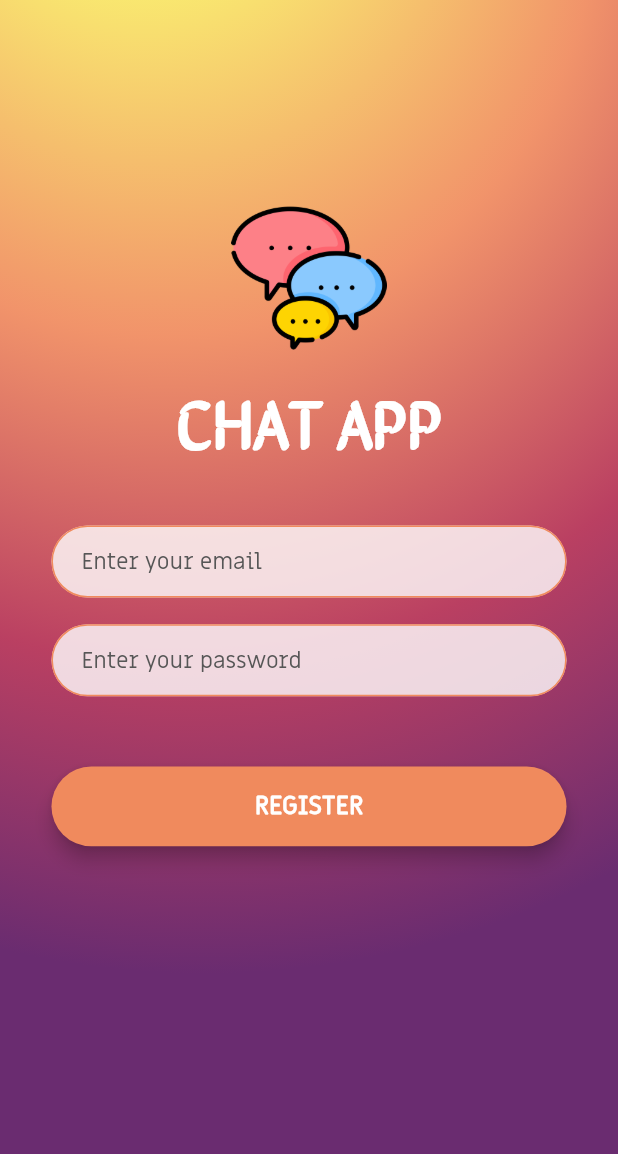
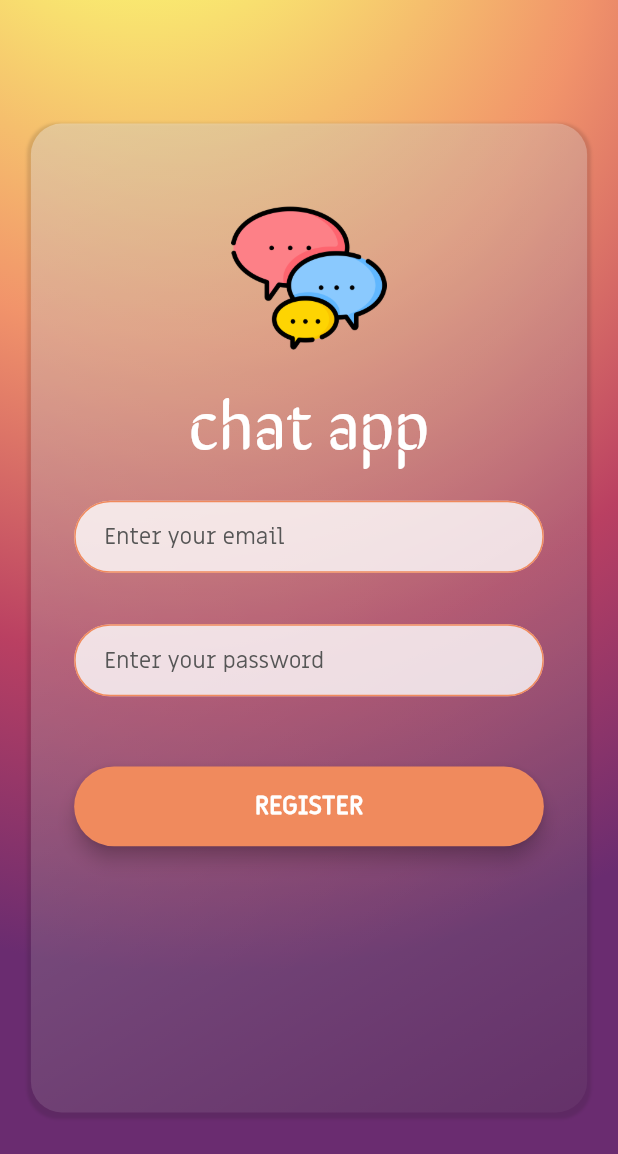
Before and after one commit to dvsu/chat-app, a Flutter app: the screen it shows after launch, after a tap on "REGISTER", on a phone screen of 412 x 824 dp. Shown: the top 1154 px of the screen. Run offline on Flutter 3.47's test engine with Material 2 defaults, Android fonts, the phone set to English and light mode, and no system bars; our stand-ins replace animated_text_kit, flutter_screenutil.

```diff
--- a/lib/screens/registration_screen.dart
+++ b/lib/screens/registration_screen.dart
@@ -29,7 +29,6 @@ class _RegistrationScreenState extends State<RegistrationScreen>
     controller.forward();
     controller.addListener(() {
       setState(() {});
-      print(controller.value);
     });
   }
 
@@ -66,13 +65,33 @@ class _RegistrationScreenState extends State<RegistrationScreen>
           ),
         ),
         child: Padding(
-          padding: EdgeInsets.symmetric(horizontal: 24.0),
+          padding: EdgeInsets.symmetric(horizontal: 0.05.sw, vertical: 0.1.sh),
+          child: Container(
+            decoration: BoxDecoration(
+              gradient: LinearGradient(
+                begin: Alignment.topLeft,
+                end: Alignment.bottomRight,
+                colors: [
+                  Color(0x55ffffff),
+                  Color(0x0affffff),
+                ],
+              ),
+              borderRadius: BorderRadius.circular(0.05.sw),
+              boxShadow: [
+                BoxShadow(
+                  color: Color(0x22121212),
+                  offset: Offset(0, 2),
+                  blurRadius: 1.0,
+                  spreadRadius: 2.0,
+                ),
+              ],
+            ),
             child: Column(
               mainAxisAlignment: MainAxisAlignment.center,
               crossAxisAlignment: CrossAxisAlignment.stretch,
               children: <Widget>[
                 Expanded(
-                flex: 0.15.sh.toInt(),
+                  flex: 0.05.sh.toInt(),
                   child: Container(),
                 ),
                 Expanded(
@@ -94,7 +113,7 @@ class _RegistrationScreenState extends State<RegistrationScreen>
                   child: Container(
                     alignment: Alignment.topCenter,
                     child: Text(
-                    'CHAT APP',
+                      'chat app',
                       textAlign: TextAlign.center,
                       style: registrationScreenTitleTextStyle,
                     ),
@@ -103,29 +122,27 @@ class _RegistrationScreenState extends State<RegistrationScreen>
                 Expanded(
                   flex: 0.1.sh.toInt(),
                   child: Padding(
-                  padding: EdgeInsets.fromLTRB(
-                    0.025.sw,
-                    0.03.sh,
-                    .025.sw,
-                    0.01.sh,
+                    padding: EdgeInsets.symmetric(
+                      horizontal: 0.07.sw,
+                      vertical: 0.01.sh,
                     ),
                     child: TextField(
                       style: textFieldTextStyle,
                       onChanged: (value) {
                         //Do something with the user input.
                       },
-                    decoration: emailInputDecoration,
+                      decoration: registrationInputDecoration.copyWith(
+                        hintText: 'Enter your email',
+                      ),
                     ),
                   ),
                 ),
                 Expanded(
                   flex: 0.1.sh.toInt(),
                   child: Padding(
-                  padding: EdgeInsets.fromLTRB(
-                    0.025.sw,
-                    0.01.sh,
-                    .025.sw,
-                    0.03.sh,
+                    padding: EdgeInsets.symmetric(
+                      horizontal: 0.07.sw,
+                      vertical: 0.01.sh,
                     ),
                     child: TextField(
                       obscureText: true,
@@ -133,7 +150,9 @@ class _RegistrationScreenState extends State<RegistrationScreen>
                       onChanged: (value) {
                         //Do something with the user input.
                       },
-                    decoration: passwordInputDecoration,
+                      decoration: registrationInputDecoration.copyWith(
+                        hintText: 'Enter your password',
+                      ),
                     ),
                   ),
                 ),
@@ -142,7 +161,7 @@ class _RegistrationScreenState extends State<RegistrationScreen>
                   child: Padding(
                     padding: EdgeInsets.symmetric(
                       vertical: 0.025.sh,
-                    horizontal: 0.025.sw,
+                      horizontal: 0.07.sw,
                     ),
                     child: CustomElevatedButton(
                       buttonText: 'REGISTER',
@@ -154,13 +173,14 @@ class _RegistrationScreenState extends State<RegistrationScreen>
                   ),
                 ),
                 Expanded(
-                flex: 0.29.sh.toInt(),
+                  flex: 0.19.sh.toInt(),
                   child: Container(),
                 ),
               ],
             ),
           ),
         ),
+      ),
     );
   }
 }
--- a/lib/screens/welcome_screen.dart
+++ b/lib/screens/welcome_screen.dart
@@ -83,12 +83,12 @@ class _WelcomeScreenState extends State<WelcomeScreen>
                 child: Row(
                   children: <Widget>[
                     Expanded(
-                      flex: 0.3.sw.toInt(),
+                      flex: 0.4.sw.toInt(),
                       child: Hero(
                         tag: 'app_icon',
                         child: Padding(
                           padding: EdgeInsets.fromLTRB(
-                              0.05.sw, 0.06.sh, 0.03.sw, 0.04.sh),
+                              0.0.sw, 0.08.sh, 0.00.sw, 0.06.sh),
                           child: Container(
                             alignment: Alignment.center,
                             child: Image.asset(
@@ -101,14 +101,14 @@ class _WelcomeScreenState extends State<WelcomeScreen>
                       ),
                     ),
                     Expanded(
-                      flex: 0.7.sw.toInt(),
+                      flex: 0.6.sw.toInt(),
                       child: Container(
                         alignment: Alignment.centerLeft,
                         child: AnimatedTextKit(
                           animatedTexts: [
                             ColorizeAnimatedText(
-                              'CHAT APP',
-                              textAlign: TextAlign.center,
+                              'chat app',
+                              textAlign: TextAlign.left,
                               textStyle: welcomeScreenTitleTextStyle,
                               colors: titleGradientColor,
                               speed: Duration(milliseconds: 800),
@@ -120,12 +120,6 @@ class _WelcomeScreenState extends State<WelcomeScreen>
                           },
                           totalRepeatCount: 1,
                         ),
-
-                        // Text(
-                        //   'CHAT APP',
-                        //   textAlign: TextAlign.center,
-                        //   style: welcomeScreenTitleTextStyle,
-                        // ),
                       ),
                     ),
                   ],
--- a/lib/utilities/decoration.dart
+++ b/lib/utilities/decoration.dart
@@ -13,27 +13,7 @@ const BoxDecoration messageContainerDecoration = BoxDecoration(
   ),
 );
 
-const InputDecoration emailInputDecoration = InputDecoration(
-  hintText: 'Enter your email',
-  hintStyle: hintTextStyle,
-  filled: true,
-  fillColor: Color(0xccffffff),
-  contentPadding: EdgeInsets.symmetric(vertical: 10.0, horizontal: 20.0),
-  border: OutlineInputBorder(
-    borderRadius: BorderRadius.all(Radius.circular(32.0)),
-  ),
-  enabledBorder: OutlineInputBorder(
-    borderSide: BorderSide(color: Color(0xffF08A5D), width: 1.0),
-    borderRadius: BorderRadius.all(Radius.circular(32.0)),
-  ),
-  focusedBorder: OutlineInputBorder(
-    borderSide: BorderSide(color: Color(0xff6A2C70), width: 2.0),
-    borderRadius: BorderRadius.all(Radius.circular(32.0)),
-  ),
-);
-
-const InputDecoration passwordInputDecoration = InputDecoration(
-  hintText: 'Enter your password',
+const InputDecoration registrationInputDecoration = InputDecoration(
   hintStyle: hintTextStyle,
   filled: true,
   fillColor: Color(0xccffffff),
--- a/lib/utilities/textstyling.dart
+++ b/lib/utilities/textstyling.dart
@@ -49,7 +49,7 @@ const TextStyle welcomeScreenTitleTextStyle = TextStyle(
 const TextStyle registrationScreenTitleTextStyle = TextStyle(
   fontFamily: 'SirinStencil',
   fontSize: 45.0,
-  fontWeight: FontWeight.bold,
+  //fontWeight: FontWeight.bold,
   color: Color(0xffffffff),
 );
 
--- a/pubspec.yaml
+++ b/pubspec.yaml
@@ -15,6 +15,9 @@ dependencies:
   cupertino_icons: ^1.0.2
   flutter_screenutil: ^5.0.0+2
   animated_text_kit: ^4.2.1
+  firebase_core: ^1.3.0
+  firebase_auth: ^1.4.1
+  cloud_firestore: ^2.2.2
 
 dev_dependencies:
   flutter_test:
```
Also changed, not shown: pubspec.lock, 3 other files. Lines whose indentation alone changed are shown as unchanged.
